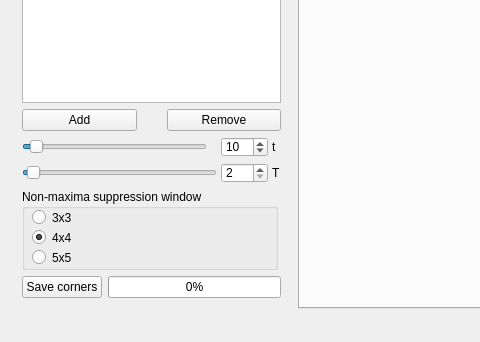
The window that susan_form.ui (borgotta/TCD) describes before a commit, drawn with Qt 5; both pictures show x 0 to 480 and y 226 to 568 of the 903 by 568 pixel window.
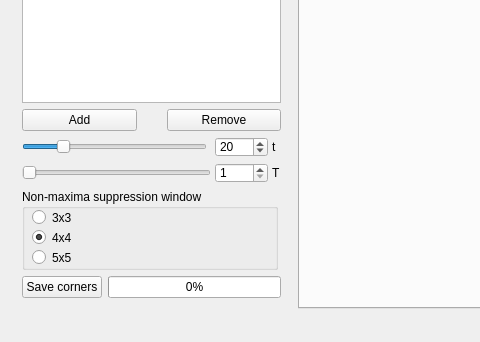
The same window after the commit. Icons and pictures are not drawn.

Commit message: Original-like implementation of SUSAN

The edit to the form file:
```diff
--- a/susan_form.ui
+++ b/susan_form.ui
@@ -84,10 +84,10 @@
               <number>0</number>
              </property>
              <property name="maximum">
-              <number>254</number>
+              <number>100</number>
              </property>
              <property name="value">
-              <number>10</number>
+              <number>20</number>
              </property>
              <property name="orientation">
               <enum>Qt::Horizontal</enum>
@@ -103,13 +103,13 @@
               </size>
              </property>
              <property name="minimum">
-              <number>0</number>
+              <number>1</number>
              </property>
              <property name="maximum">
-              <number>99</number>
+              <number>1850</number>
              </property>
              <property name="value">
-              <number>2</number>
+              <number>1</number>
              </property>
              <property name="orientation">
               <enum>Qt::Horizontal</enum>
@@ -139,10 +139,10 @@
               </size>
              </property>
              <property name="maximum">
-              <number>254</number>
+              <number>100</number>
              </property>
              <property name="value">
-              <number>10</number>
+              <number>20</number>
              </property>
             </widget>
            </item>
@@ -155,7 +155,13 @@
               </size>
              </property>
              <property name="minimum">
-              <number>2</number>
+              <number>1</number>
+             </property>
+             <property name="maximum">
+              <number>1850</number>
+             </property>
+             <property name="value">
+              <number>1</number>
              </property>
             </widget>
            </item>
```
The commit also changes 12 other files.
